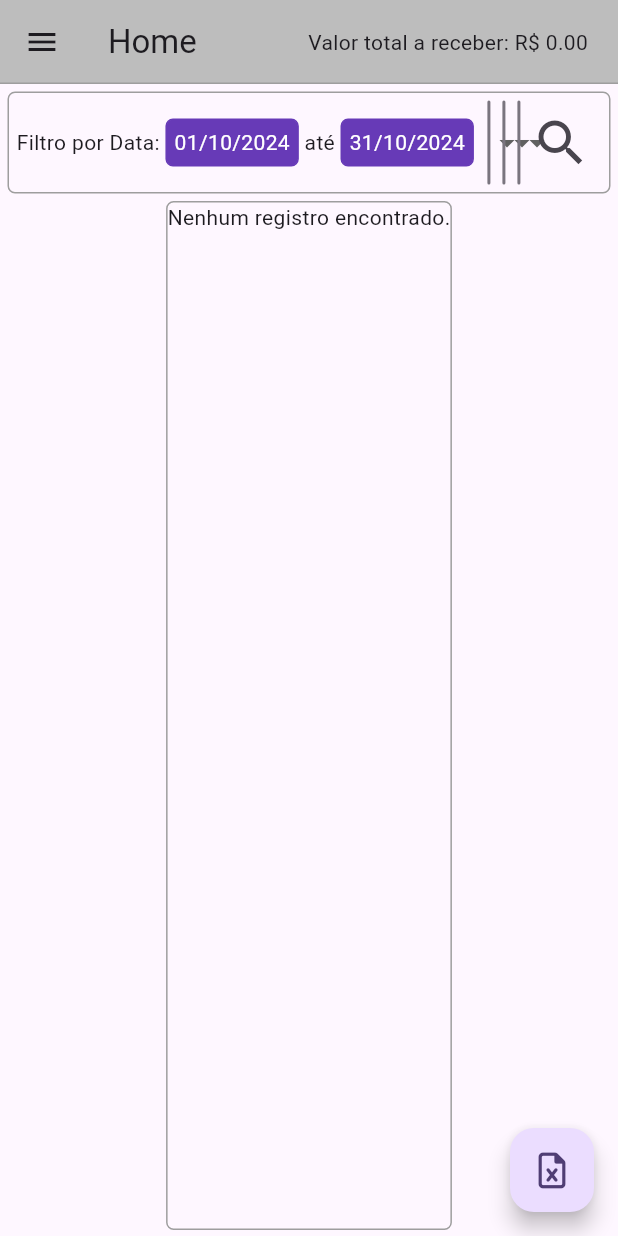
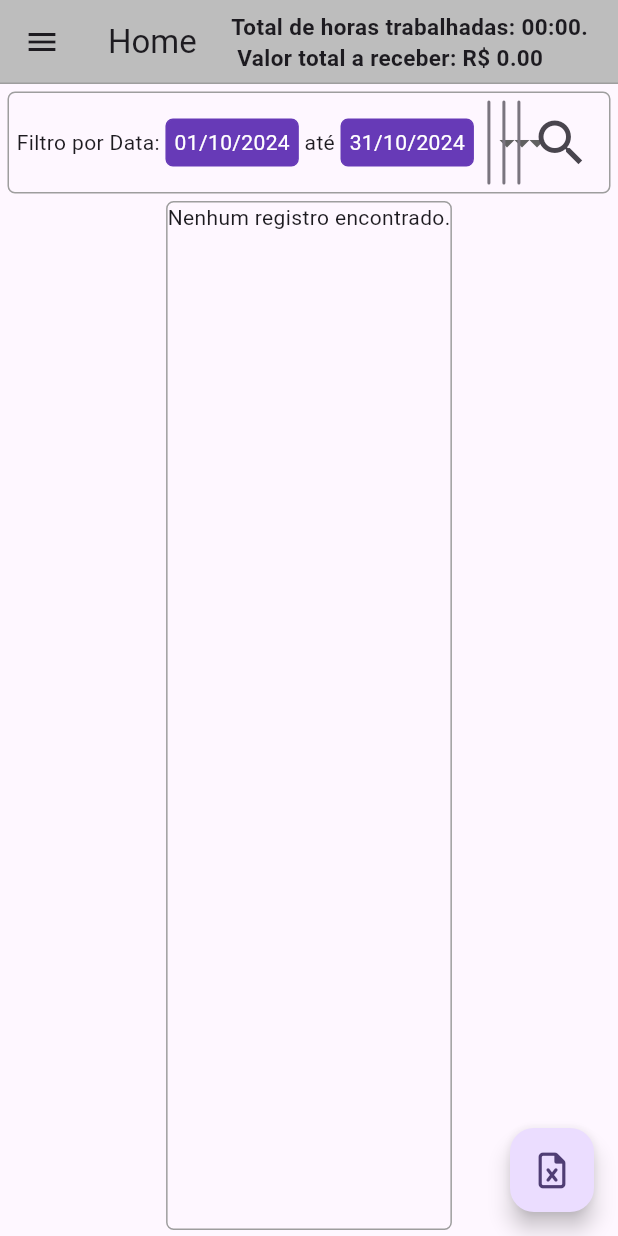
Before and after one commit to MatheusDevJob/RegistreHoras, a Flutter app: the screen it shows after launch, on a phone screen of 412 x 824 dp. Run offline on Flutter 3.47's test engine with Material 3 defaults, Android fonts, the phone set to English and light mode, and no system bars; our stand-ins replace fluttertoast, font_awesome_flutter, sqflite_common_ffi; missing offline and left inert: excel; accounts and stored records are empty.

Commit message:
horaParaMinuto, calculo horas trabalhadas
adicionado função para converter horas trabalhadas em minutos
adicionado função soma de valor total a receber
adicionado função soma de horas totais trabalhadas

```diff
--- a/lib/screens/Home.dart
+++ b/lib/screens/Home.dart
@@ -2,6 +2,7 @@ import 'package:flutter/material.dart';
 import 'package:font_awesome_flutter/font_awesome_flutter.dart';
 import 'package:intl/intl.dart';
 import 'package:matheus/screens/EdiarRegistro.dart';
+import 'package:matheus/services/reformatarDados.dart';
 import 'package:matheus/widgets/PegaData.dart';
 import 'package:matheus/services/banco.dart';
 import 'package:matheus/services/helper.dart';
@@ -89,12 +90,17 @@ class _HomeState extends State<Home> {
                 return Text(snapshot.error.toString());
               }
               List<dynamic> data = snapshot.data!;
-              double total = 0;
-              for (var registro in data) {
-                total += registro["valor_receber"];
-              }
+              List result = somaHorasValor(data);
+              double total = result[0];
+              String horas = result[1];
+
               return Text(
-                  "Valor total a receber: R\$ ${total.toStringAsFixed(2)}");
+                "Total de horas trabalhadas: $horas.\n Valor total a receber: R\$ ${total.toStringAsFixed(2)}",
+                style: const TextStyle(
+                  fontSize: 15,
+                  fontWeight: FontWeight.w600,
+                ),
+              );
             },
           ),
         ),
@@ -155,9 +161,8 @@ class _HomeState extends State<Home> {
                   ),
                 ),
                 IconButton(
-                  style: const ButtonStyle(
-                    iconSize: WidgetStatePropertyAll(40)
-                  ),
+                  style:
+                      const ButtonStyle(iconSize: WidgetStatePropertyAll(40)),
                   onPressed: () => setState(() {}),
                   icon: const Icon(Icons.search),
                 ),
--- a/lib/services/reformatarDados.dart
+++ b/lib/services/reformatarDados.dart
@@ -98,7 +98,28 @@ Map<String, dynamic> calcularHorasEValor(
 
   return {
     'status': true,
-    'horasTrabalhadas': '${horas.toString().padLeft(2, '0')}:${minutos.toString().padLeft(2, '0')}',
+    'horasTrabalhadas':
+        '${horas.toString().padLeft(2, '0')}:${minutos.toString().padLeft(2, '0')}',
     'valorReceber': valorReceber,
   };
 }
+
+int horaPraMinuto(String hora) {
+  List lista = hora.split(":");
+  int horas = int.parse(lista[0]);
+  int minutos = int.parse(lista[1]);
+  return (horas * 60) + minutos;
+}
+
+List somaHorasValor(List listaComValores) {
+  double total = 0;
+  int minutosTrabalhados = 0;
+  for (var registro in listaComValores) {
+    minutosTrabalhados += horaPraMinuto(registro["horas_trabalhadas"]);
+    total += registro["valor_receber"];
+  }
+
+  String horas = converterInteiroEmValorHora(minutosTrabalhados);
+
+  return [total, horas];
+}
```
